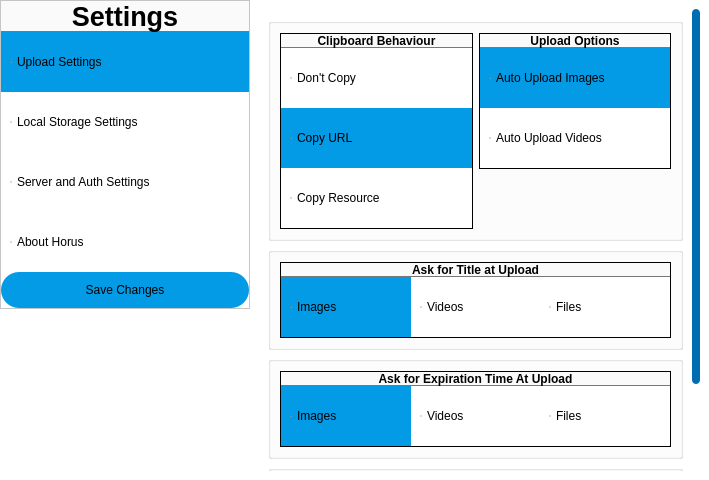
The window that editsettingswindow.ui (nickdonnelly/horus) describes before a commit, drawn with Qt 5.
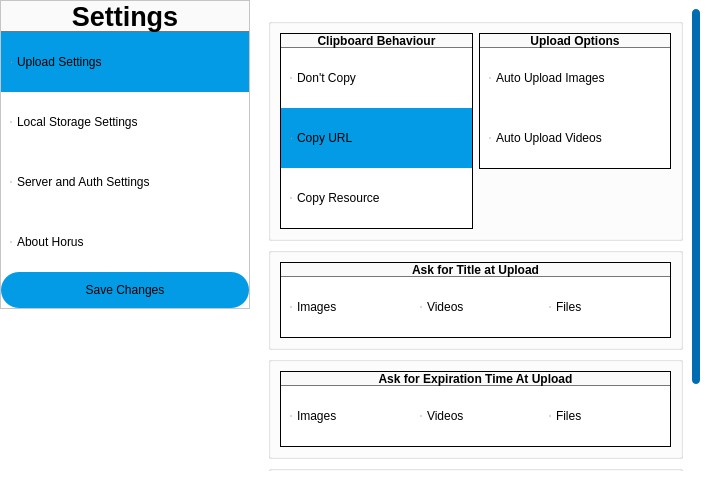
The same window after the commit.

Commit message: Fixed expiry stuff and defaults for checked options.

Patch:
```diff
--- a/editsettingswindow.ui
+++ b/editsettingswindow.ui
@@ -304,7 +304,7 @@
              <property name="geometry">
               <rect>
                <x>0</x>
-               <y>-74</y>
+               <y>0</y>
                <width>431</width>
                <height>656</height>
               </rect>
@@ -435,7 +435,7 @@
                        <string>Auto Upload Images</string>
                       </property>
                       <property name="checked">
-                       <bool>true</bool>
+                       <bool>false</bool>
                       </property>
                       <property name="autoExclusive">
                        <bool>false</bool>
@@ -539,9 +539,6 @@
                          <property name="text">
                           <string>Images</string>
                          </property>
-                         <property name="checked">
-                          <bool>true</bool>
-                         </property>
                          <property name="autoExclusive">
                           <bool>false</bool>
                          </property>
@@ -657,9 +654,6 @@
                          <property name="text">
                           <string>Images</string>
                          </property>
-                         <property name="checked">
-                          <bool>true</bool>
-                         </property>
                          <property name="autoExclusive">
                           <bool>false</bool>
                          </property>
```
The commit also changes 1 other file.
